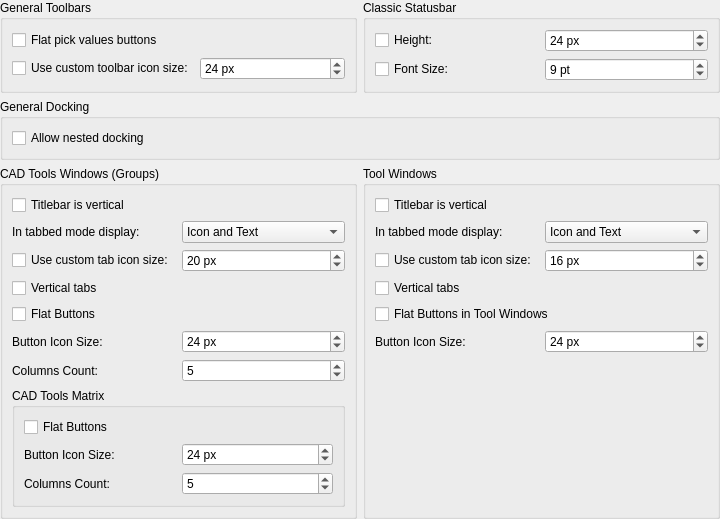
Above: librecad/src/ui/dialogs/settings/options_widget/pages/lc_settings_page_toolbars_and_docks.ui from sand1024/LibreCAD before the change. Below: the same form after it.
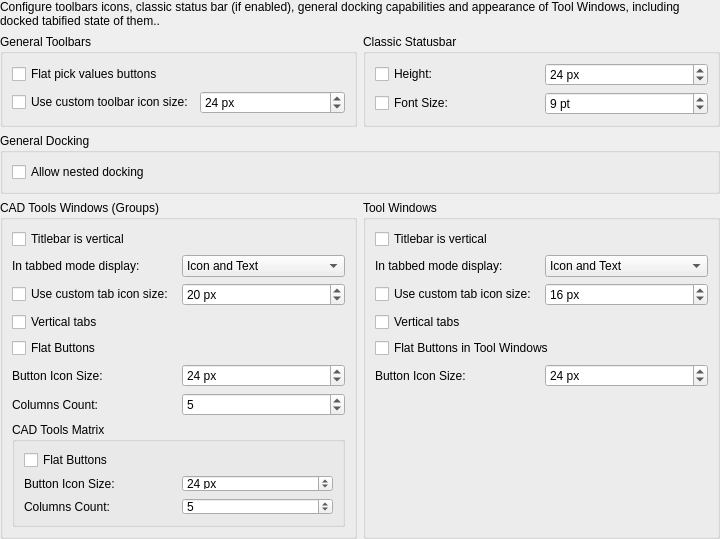
That is the form after the change.

Commit message: toolbar and dock widgets - as presets, more consistent names of widget settings

Diff of the .ui file:
```diff
--- a/librecad/src/ui/dialogs/settings/options_widget/pages/lc_settings_page_toolbars_and_docks.ui
+++ b/librecad/src/ui/dialogs/settings/options_widget/pages/lc_settings_page_toolbars_and_docks.ui
@@ -23,334 +23,7 @@
    <property name="bottomMargin">
     <number>0</number>
    </property>
-   <item row="0" column="1">
-    <widget class="QGroupBox" name="gbStatusBar">
-     <property name="title">
-      <string>Classic Statusbar</string>
-     </property>
-     <layout class="QGridLayout" name="gridLayout_statusbar">
-      <item row="0" column="0">
-       <widget class="QCheckBox" name="cbAllowStatusbarHeight">
-        <property name="toolTip">
-         <string>Statusbar Height
-
-Explicitly set the height of the classic status bar.</string>
-        </property>
-        <property name="text">
-         <string>Height:</string>
-        </property>
-       </widget>
-      </item>
-      <item row="0" column="1">
-       <widget class="QSpinBox" name="sbStatusbarHeight">
-        <property name="toolTip">
-         <string>Status Bar Height
-
-Minimum height of the &quot;classical&quot; status bar in pixels.</string>
-        </property>
-        <property name="suffix">
-         <string> px</string>
-        </property>
-        <property name="minimum">
-         <number>12</number>
-        </property>
-        <property name="maximum">
-         <number>64</number>
-        </property>
-        <property name="value">
-         <number>24</number>
-        </property>
-       </widget>
-      </item>
-      <item row="1" column="0">
-       <widget class="QCheckBox" name="cbAllowStatusbarFontSize">
-        <property name="toolTip">
-         <string>Statusbar Font Size
-
-Explicitly set the font size of the classic status bar.</string>
-        </property>
-        <property name="text">
-         <string>Font Size:</string>
-        </property>
-       </widget>
-      </item>
-      <item row="1" column="1">
-       <widget class="QSpinBox" name="sbStatusbarFontSize">
-        <property name="toolTip">
-         <string>Statusbar Font Size
-
-Status bar font size in points.</string>
-        </property>
-        <property name="suffix">
-         <string> pt</string>
-        </property>
-        <property name="minimum">
-         <number>6</number>
-        </property>
-        <property name="maximum">
-         <number>32</number>
-        </property>
-        <property name="value">
-         <number>9</number>
-        </property>
-       </widget>
-      </item>
-     </layout>
-    </widget>
-   </item>
-   <item row="0" column="0">
-    <widget class="QGroupBox" name="gbToolbars">
-     <property name="title">
-      <string>General Toolbars</string>
-     </property>
-     <layout class="QGridLayout" name="gridLayout_toolbar">
-      <item row="0" column="0" colspan="2">
-       <widget class="QCheckBox" name="cbFlatPickValuesButtons">
-        <property name="toolTip">
-         <string>Toolbars
-
-If checked, buttons for picking values from drawing will be rendered flat.</string>
-        </property>
-        <property name="text">
-         <string>Flat pick values buttons</string>
-        </property>
-       </widget>
-      </item>
-      <item row="1" column="0">
-       <widget class="QCheckBox" name="cbAllowToolbarIconSize">
-        <property name="toolTip">
-         <string>Icon size
-
-Override default toolbar icon side length in pixels. If selected, 
-provide value will be used. Otherwise, icon size will be determined
-by metrics settings of current UI style.</string>
-        </property>
-        <property name="text">
-         <string>Use custom toolbar icon size:</string>
-        </property>
-       </widget>
-      </item>
-      <item row="1" column="1">
-       <widget class="QSpinBox" name="sbToolbarIconSize">
-        <property name="toolTip">
-         <string>Icon Size
-
-Size of icons that are shown by buttons in the toolbars.</string>
-        </property>
-        <property name="suffix">
-         <string> px</string>
-        </property>
-        <property name="minimum">
-         <number>8</number>
-        </property>
-        <property name="maximum">
-         <number>150</number>
-        </property>
-        <property name="value">
-         <number>24</number>
-        </property>
-       </widget>
-      </item>
-     </layout>
-    </widget>
-   </item>
-   <item row="6" column="0">
-    <spacer name="verticalSpacer">
-     <property name="orientation">
-      <enum>Qt::Orientation::Vertical</enum>
-     </property>
-     <property name="sizeHint" stdset="0">
-      <size>
-       <width>0</width>
-       <height>0</height>
-      </size>
-     </property>
-    </spacer>
-   </item>
-   <item row="1" column="0" colspan="2">
-    <widget class="QGroupBox" name="gbDocking">
-     <property name="title">
-      <string>General Docking</string>
-     </property>
-     <layout class="QGridLayout" name="gridLayout_docking">
-      <item row="0" column="0">
-       <widget class="QCheckBox" name="cbDockingAllowNested">
-        <property name="toolTip">
-         <string>Nested docking
-
-If not checked, dock areas can only contain a single row of dock widgets. If checked, dock areas can contain multiple split/nested rows.</string>
-        </property>
-        <property name="text">
-         <string>Allow nested docking</string>
-        </property>
-       </widget>
-      </item>
-     </layout>
-    </widget>
-   </item>
-   <item row="2" column="1">
-    <widget class="QGroupBox" name="gbDockWidgets">
-     <property name="title">
-      <string>Tool Windows</string>
-     </property>
-     <layout class="QGridLayout" name="gridLayout_dockWidgets">
-      <item row="4" column="0" colspan="2">
-       <widget class="QCheckBox" name="cbDockWidgetsFlatButtons">
-        <property name="toolTip">
-         <string>Flat Tool Buttons
-
-If checked, buttons within tool window will be flat.</string>
-        </property>
-        <property name="text">
-         <string>Flat Buttons in Tool Windows</string>
-        </property>
-       </widget>
-      </item>
-      <item row="1" column="1">
-       <widget class="QComboBox" name="cmbDockTabDisplayMode">
-        <property name="toolTip">
-         <string>Docked Tabbed Layout
-
-Select whether dock tabs show icons, text, or both.</string>
-        </property>
-        <item>
-         <property name="text">
-          <string>Icon and Text</string>
-         </property>
-        </item>
-        <item>
-         <property name="text">
-          <string>Icon Only</string>
-         </property>
-        </item>
-        <item>
-         <property name="text">
-          <string>Text Only</string>
-         </property>
-        </item>
-       </widget>
-      </item>
-      <item row="2" column="1">
-       <widget class="QSpinBox" name="sbDockTabIconSize">
-        <property name="toolTip">
-         <string>Tab Icon Size
-
-Tab icon size in pixels for docked tool windows in tabs.</string>
-        </property>
-        <property name="suffix">
-         <string> px</string>
-        </property>
-        <property name="minimum">
-         <number>8</number>
-        </property>
-        <property name="maximum">
-         <number>64</number>
-        </property>
-        <property name="value">
-         <number>16</number>
-        </property>
-       </widget>
-      </item>
-      <item row="5" column="0">
-       <widget class="QLabel" name="lblDocWidgetIconSize">
-        <property name="toolTip">
-         <string>Tool Buttons Icon Size
-
-Icon size for tool buttons within tools window </string>
-        </property>
-        <property name="text">
-         <string>Button Icon Size:</string>
-        </property>
-       </widget>
-      </item>
-      <item row="0" column="0" colspan="2">
-       <widget class="QCheckBox" name="cbDockingVerticalTitleBar">
-        <property name="toolTip">
-         <string>Title Layout
-
-If selected, title bar for Tool Winwos will be vertical. Otherwise, it will be horizontal.</string>
-        </property>
-        <property name="text">
-         <string>Titlebar is vertical</string>
-        </property>
-       </widget>
-      </item>
-      <item row="1" column="0">
-       <widget class="QLabel" name="lblDockTabDisplayMode">
-        <property name="toolTip">
-         <string>Docked Tabbed Layout
-
-Controls how tabs for tabified tool windows are displayed.</string>
-        </property>
-        <property name="text">
-         <string>In tabbed mode display:</string>
-        </property>
-       </widget>
-      </item>
-      <item row="5" column="1">
-       <widget class="QSpinBox" name="sbDockWidgetIconSize">
-        <property name="toolTip">
-         <string>Tool Button Icon Size
-
-Size of the icon side length in pixels.</string>
-        </property>
-        <property name="suffix">
-         <string> px</string>
-        </property>
-        <property name="minimum">
-         <number>8</number>
-        </property>
-        <property name="maximum">
-         <number>150</number>
-        </property>
-        <property name="value">
-         <number>24</number>
-        </property>
-       </widget>
-      </item>
-      <item row="2" column="0">
-       <widget class="QCheckBox" name="cbDockTabOverrideIconSize">
-        <property name="toolTip">
-         <string>Tabbed Mode Icon
-
-Override the default icon side length for Tool Windows tabs. 
-If enabled, specified size will be used. 
-Otherwise, icon size will be defined by metrics of the current UI style.</string>
-        </property>
-        <property name="text">
-         <string>Use custom tab icon size:</string>
-        </property>
-       </widget>
-      </item>
-      <item row="3" column="0">
-       <widget class="QCheckBox" name="cbDockingVerticalTabs">
-        <property name="toolTip">
-         <string>Tabbed Mode Orientation
-
-If checked, dock tabs for tool windows will be displayed vertically.</string>
-        </property>
-        <property name="text">
-         <string>Vertical tabs</string>
-        </property>
-       </widget>
-      </item>
-      <item row="6" column="0">
-       <spacer name="verticalSpacer_3">
-        <property name="orientation">
-         <enum>Qt::Orientation::Vertical</enum>
-        </property>
-        <property name="sizeHint" stdset="0">
-         <size>
-          <width>0</width>
-          <height>0</height>
-         </size>
-        </property>
-       </spacer>
-      </item>
-     </layout>
-    </widget>
-   </item>
-   <item row="2" column="0">
+   <item row="4" column="0">
     <widget class="QGroupBox" name="gbCADWidgets">
      <property name="title">
       <string>CAD Tools Windows (Groups)</string>
@@ -629,6 +302,346 @@
      </layout>
     </widget>
    </item>
+   <item row="4" column="1">
+    <widget class="QGroupBox" name="gbDockWidgets">
+     <property name="title">
+      <string>Tool Windows</string>
+     </property>
+     <layout class="QGridLayout" name="gridLayout_dockWidgets">
+      <item row="4" column="0" colspan="2">
+       <widget class="QCheckBox" name="cbDockWidgetsFlatButtons">
+        <property name="toolTip">
+         <string>Flat Tool Buttons
+
+If checked, buttons within tool window will be flat.</string>
+        </property>
+        <property name="text">
+         <string>Flat Buttons in Tool Windows</string>
+        </property>
+       </widget>
+      </item>
+      <item row="1" column="1">
+       <widget class="QComboBox" name="cmbDockTabDisplayMode">
+        <property name="toolTip">
+         <string>Docked Tabbed Layout
+
+Select whether dock tabs show icons, text, or both.</string>
+        </property>
+        <item>
+         <property name="text">
+          <string>Icon and Text</string>
+         </property>
+        </item>
+        <item>
+         <property name="text">
+          <string>Icon Only</string>
+         </property>
+        </item>
+        <item>
+         <property name="text">
+          <string>Text Only</string>
+         </property>
+        </item>
+       </widget>
+      </item>
+      <item row="2" column="1">
+       <widget class="QSpinBox" name="sbDockTabIconSize">
+        <property name="toolTip">
+         <string>Tab Icon Size
+
+Tab icon size in pixels for docked tool windows in tabs.</string>
+        </property>
+        <property name="suffix">
+         <string> px</string>
+        </property>
+        <property name="minimum">
+         <number>8</number>
+        </property>
+        <property name="maximum">
+         <number>64</number>
+        </property>
+        <property name="value">
+         <number>16</number>
+        </property>
+       </widget>
+      </item>
+      <item row="5" column="0">
+       <widget class="QLabel" name="lblDocWidgetIconSize">
+        <property name="toolTip">
+         <string>Tool Buttons Icon Size
+
+Icon size for tool buttons within tools window </string>
+        </property>
+        <property name="text">
+         <string>Button Icon Size:</string>
+        </property>
+       </widget>
+      </item>
+      <item row="0" column="0" colspan="2">
+       <widget class="QCheckBox" name="cbDockingVerticalTitleBar">
+        <property name="toolTip">
+         <string>Title Layout
+
+If selected, title bar for Tool Winwos will be vertical. Otherwise, it will be horizontal.</string>
+        </property>
+        <property name="text">
+         <string>Titlebar is vertical</string>
+        </property>
+       </widget>
+      </item>
+      <item row="1" column="0">
+       <widget class="QLabel" name="lblDockTabDisplayMode">
+        <property name="toolTip">
+         <string>Docked Tabbed Layout
+
+Controls how tabs for tabified tool windows are displayed.</string>
+        </property>
+        <property name="text">
+         <string>In tabbed mode display:</string>
+        </property>
+       </widget>
+      </item>
+      <item row="5" column="1">
+       <widget class="QSpinBox" name="sbDockWidgetIconSize">
+        <property name="toolTip">
+         <string>Tool Button Icon Size
+
+Size of the icon side length in pixels.</string>
+        </property>
+        <property name="suffix">
+         <string> px</string>
+        </property>
+        <property name="minimum">
+         <number>8</number>
+        </property>
+        <property name="maximum">
+         <number>150</number>
+        </property>
+        <property name="value">
+         <number>24</number>
+        </property>
+       </widget>
+      </item>
+      <item row="2" column="0">
+       <widget class="QCheckBox" name="cbDockTabOverrideIconSize">
+        <property name="toolTip">
+         <string>Tabbed Mode Icon
+
+Override the default icon side length for Tool Windows tabs. 
+If enabled, specified size will be used. 
+Otherwise, icon size will be defined by metrics of the current UI style.</string>
+        </property>
+        <property name="text">
+         <string>Use custom tab icon size:</string>
+        </property>
+       </widget>
+      </item>
+      <item row="3" column="0">
+       <widget class="QCheckBox" name="cbDockingVerticalTabs">
+        <property name="toolTip">
+         <string>Tabbed Mode Orientation
+
+If checked, dock tabs for tool windows will be displayed vertically.</string>
+        </property>
+        <property name="text">
+         <string>Vertical tabs</string>
+        </property>
+       </widget>
+      </item>
+      <item row="6" column="0">
+       <spacer name="verticalSpacer_3">
+        <property name="orientation">
+         <enum>Qt::Orientation::Vertical</enum>
+        </property>
+        <property name="sizeHint" stdset="0">
+         <size>
+          <width>0</width>
+          <height>0</height>
+         </size>
+        </property>
+       </spacer>
+      </item>
+     </layout>
+    </widget>
+   </item>
+   <item row="8" column="0">
+    <spacer name="verticalSpacer">
+     <property name="orientation">
+      <enum>Qt::Orientation::Vertical</enum>
+     </property>
+     <property name="sizeHint" stdset="0">
+      <size>
+       <width>0</width>
+       <height>0</height>
+      </size>
+     </property>
+    </spacer>
+   </item>
+   <item row="3" column="0" colspan="2">
+    <widget class="QGroupBox" name="gbDocking">
+     <property name="title">
+      <string>General Docking</string>
+     </property>
+     <layout class="QGridLayout" name="gridLayout_docking">
+      <item row="0" column="0">
+       <widget class="QCheckBox" name="cbDockingAllowNested">
+        <property name="toolTip">
+         <string>Nested docking
+
+If not checked, dock areas can only contain a single row of dock widgets. If checked, dock areas can contain multiple split/nested rows.</string>
+        </property>
+        <property name="text">
+         <string>Allow nested docking</string>
+        </property>
+       </widget>
+      </item>
+     </layout>
+    </widget>
+   </item>
+   <item row="2" column="0">
+    <widget class="QGroupBox" name="gbToolbars">
+     <property name="title">
+      <string>General Toolbars</string>
+     </property>
+     <layout class="QGridLayout" name="gridLayout_toolbar">
+      <item row="0" column="0" colspan="2">
+       <widget class="QCheckBox" name="cbFlatPickValuesButtons">
+        <property name="toolTip">
+         <string>Toolbars
+
+If checked, buttons for picking values from drawing will be rendered flat.</string>
+        </property>
+        <property name="text">
+         <string>Flat pick values buttons</string>
+        </property>
+       </widget>
+      </item>
+      <item row="1" column="0">
+       <widget class="QCheckBox" name="cbAllowToolbarIconSize">
+        <property name="toolTip">
+         <string>Icon size
+
+Override default toolbar icon side length in pixels. If selected, 
+provide value will be used. Otherwise, icon size will be determined
+by metrics settings of current UI style.</string>
+        </property>
+        <property name="text">
+         <string>Use custom toolbar icon size:</string>
+        </property>
+       </widget>
+      </item>
+      <item row="1" column="1">
+       <widget class="QSpinBox" name="sbToolbarIconSize">
+        <property name="toolTip">
+         <string>Icon Size
+
+Size of icons that are shown by buttons in the toolbars.</string>
+        </property>
+        <property name="suffix">
+         <string> px</string>
+        </property>
+        <property name="minimum">
+         <number>8</number>
+        </property>
+        <property name="maximum">
+         <number>150</number>
+        </property>
+        <property name="value">
+         <number>24</number>
+        </property>
+       </widget>
+      </item>
+     </layout>
+    </widget>
+   </item>
+   <item row="2" column="1">
+    <widget class="QGroupBox" name="gbStatusBar">
+     <property name="title">
+      <string>Classic Statusbar</string>
+     </property>
+     <layout class="QGridLayout" name="gridLayout_statusbar">
+      <item row="0" column="0">
+       <widget class="QCheckBox" name="cbAllowStatusbarHeight">
+        <property name="toolTip">
+         <string>Statusbar Height
+
+Explicitly set the height of the classic status bar.</string>
+        </property>
+        <property name="text">
+         <string>Height:</string>
+        </property>
+       </widget>
+      </item>
+      <item row="0" column="1">
+       <widget class="QSpinBox" name="sbStatusbarHeight">
+        <property name="toolTip">
+         <string>Status Bar Height
+
+Minimum height of the &quot;classical&quot; status bar in pixels.</string>
+        </property>
+        <property name="suffix">
+         <string> px</string>
+        </property>
+        <property name="minimum">
+         <number>12</number>
+        </property>
+        <property name="maximum">
+         <number>64</number>
+        </property>
+        <property name="value">
+         <number>24</number>
+        </property>
+       </widget>
+      </item>
+      <item row="1" column="0">
+       <widget class="QCheckBox" name="cbAllowStatusbarFontSize">
+        <property name="toolTip">
+         <string>Statusbar Font Size
+
+Explicitly set the font size of the classic status bar.</string>
+        </property>
+        <property name="text">
+         <string>Font Size:</string>
+        </property>
+       </widget>
+      </item>
+      <item row="1" column="1">
+       <widget class="QSpinBox" name="sbStatusbarFontSize">
+        <property name="toolTip">
+         <string>Statusbar Font Size
+
+Status bar font size in points.</string>
+        </property>
+        <property name="suffix">
+         <string> pt</string>
+        </property>
+        <property name="minimum">
+         <number>6</number>
+        </property>
+        <property name="maximum">
+         <number>32</number>
+        </property>
+        <property name="value">
+         <number>9</number>
+        </property>
+       </widget>
+      </item>
+     </layout>
+    </widget>
+   </item>
+   <item row="1" column="0" colspan="2">
+    <widget class="QLabel" name="label">
+     <property name="toolTip">
+      <string/>
+     </property>
+     <property name="text">
+      <string>Configure toolbars icons, classic status bar (if enabled), general docking capabilities and appearance of Tool Windows, including docked tabified state of them..</string>
+     </property>
+     <property name="wordWrap">
+      <bool>true</bool>
+     </property>
+    </widget>
+   </item>
   </layout>
  </widget>
  <resources/>
```
The commit also changes 38 other files.
